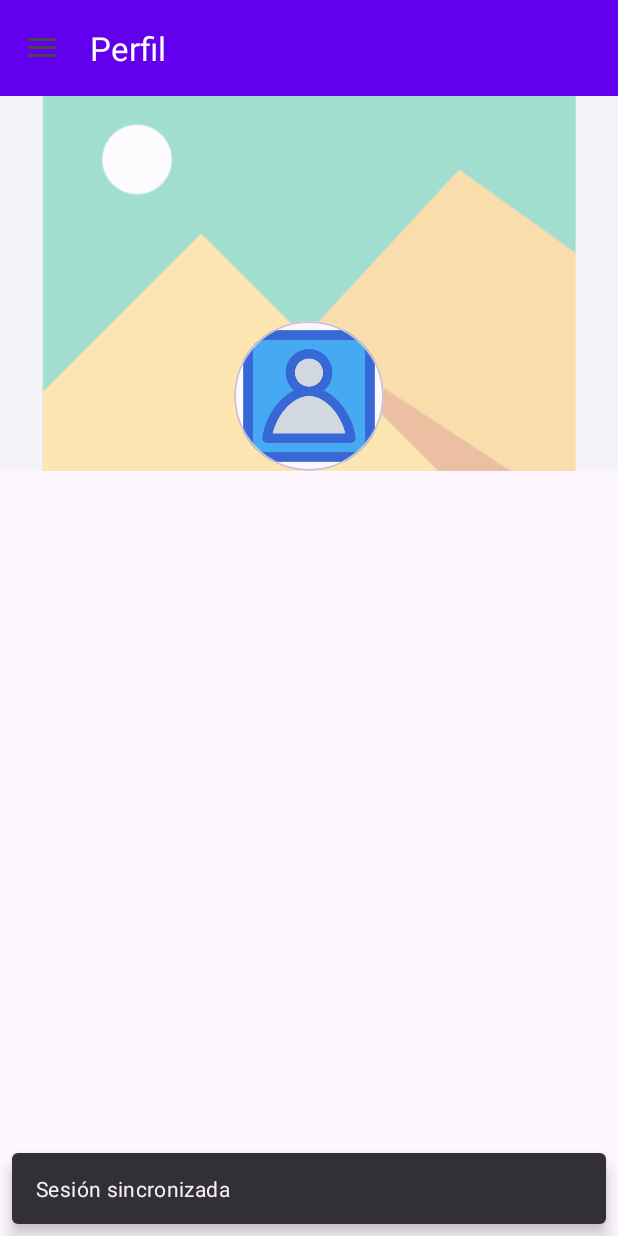
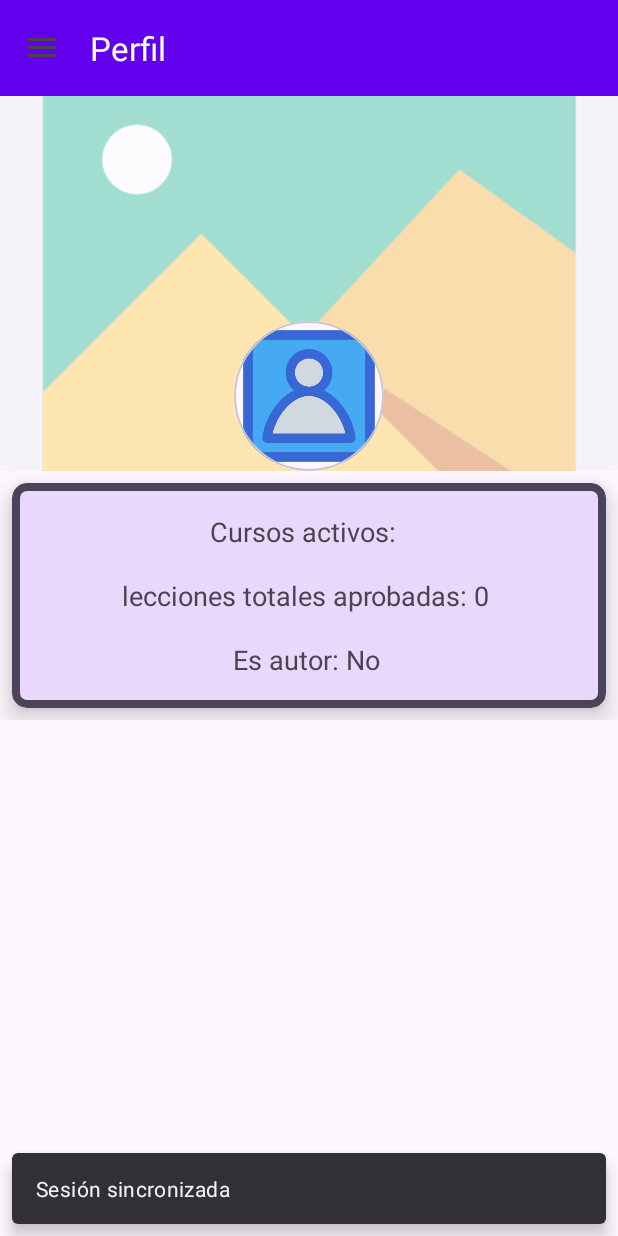
Before and after one commit to DavidAugustoHernandezMartin/escuela-arcade, an Android app: the ProfileFragment screen opened through its navigation route, on a phone screen of 412 x 824 dp. Run offline under Robolectric (Android 15) with nearby library versions, the phone set to English and light mode, and no system bars; our stand-ins replace Firebase (no records; nobody signed in at launch, a user with empty details on screens opened directly), data binding, navigation-ui; libraries missing offline, so code that uses them is left out: com.firebase.ui; pictures from the network do not load.

Commit message:
Finalización de perfil y  de estadíticas

```diff
--- a/app/src/main/java/augusto/hernandez/escuelaarcade/profile/ProfileFragment.kt
+++ b/app/src/main/java/augusto/hernandez/escuelaarcade/profile/ProfileFragment.kt
@@ -6,6 +6,7 @@ import android.view.View
 import android.view.ViewGroup
 import androidx.fragment.app.Fragment
 import androidx.fragment.app.activityViewModels
+import augusto.hernandez.escuelaarcade.R
 import augusto.hernandez.escuelaarcade.databinding.ProfileFragmentBinding
 import augusto.hernandez.escuelaarcade.model.AppViewModel
 
@@ -26,8 +27,26 @@ class ProfileFragment:Fragment() {
         val fragmentBinding = ProfileFragmentBinding.inflate(inflater, container, false)
         binding = fragmentBinding
         binding.lifecycleOwner = this
+        var activeCourses = ""
+        val isAuthor = if(viewModel.user.value!!.perfil!!.es_autor) "Sí" else "No"
+        var lessonQuantity = 0
+        var terminated: String
+        if (!viewModel.user.value!!.registros.isNullOrEmpty()) {
+
+            for (course in viewModel.user.value!!.registros!!) {
+                terminated = if (course.progreso.contains(0)){
+                    "no completado"
+                } else {
+                    "completado"
+                }
+                lessonQuantity += course.progreso.sum()
+                activeCourses += "${course.nombre} (${terminated}) "
+
+            }
+        }
         binding.apply {
             dataModel = viewModel
+            profileInput = getString(R.string.profile_contents,activeCourses,lessonQuantity.toString(),isAuthor)
         }
         return fragmentBinding.root
     }
--- a/app/src/main/res/layout/profile_fragment.xml
+++ b/app/src/main/res/layout/profile_fragment.xml
@@ -7,12 +7,17 @@
         <variable
             name="dataModel"
             type="augusto.hernandez.escuelaarcade.model.AppViewModel" />
+        <variable
+            name="profileInput"
+            type="String" />
     </data>
     <ScrollView
         android:layout_width="match_parent"
-        android:layout_height="match_parent">
-    <androidx.constraintlayout.widget.ConstraintLayout
-        android:layout_marginTop="?attr/actionBarSize"
+        android:layout_height="match_parent"
+        android:layout_marginTop="?attr/actionBarSize">
+    <LinearLayout
+        android:orientation="vertical"
+        android:id="@+id/mainStructure"
         android:layout_width="match_parent"
         android:layout_height="wrap_content">
 
@@ -21,12 +26,13 @@
             app:layout_constraintTop_toTopOf="parent"
             app:layout_constraintRight_toRightOf="parent"
             app:layout_constraintLeft_toLeftOf="parent"
+            app:layout_constraintBottom_toTopOf="@id/profileData"
             android:layout_width="match_parent"
             android:layout_height="wrap_content"
             android:minHeight="250dp">
 
             <ImageView
-                android:id="@+id/background_image"
+                android:id="@+id/backgroundPicture"
                 android:layout_width="0dp"
                 android:layout_height="0dp"
                 android:alpha="0.5"
@@ -35,6 +41,7 @@
                 android:src="@drawable/background"
                 app:layout_constraintBottom_toBottomOf="parent"
                 app:layout_constraintEnd_toEndOf="parent"
+                app:layout_constraintHorizontal_bias="0.0"
                 app:layout_constraintLeft_toLeftOf="parent"
                 app:layout_constraintRight_toRightOf="parent"
                 app:layout_constraintStart_toStartOf="parent"
@@ -74,7 +81,17 @@
 
         </androidx.constraintlayout.widget.ConstraintLayout>
 
+        <include
+            android:id="@+id/profileData"
+            layout="@layout/data_description_card_layout"
+            app:input="@{profileInput}"
 
-    </androidx.constraintlayout.widget.ConstraintLayout>
+            app:layout_constraintBottom_toBottomOf="parent"
+            app:layout_constraintTop_toBottomOf="@+id/profileFrameBackground"
+            app:layout_constraintRight_toRightOf="parent"
+            app:layout_constraintLeft_toLeftOf="parent"
+            tools:layout_editor_absoluteX="8dp" />
+
+    </LinearLayout>
     </ScrollView>
 </layout>
--- a/app/src/main/res/values/strings.xml
+++ b/app/src/main/res/values/strings.xml
@@ -36,7 +36,7 @@
     <string name="imagen_de_fondo">Imágen de fondo</string>
 
     <!-- Strings de datos obtenidos -->
-    <string name="stat_tab_contents"><b>Progreso:</b> 1%$s\n\n<b>Ultima leccion:</b> 1%$s\n\n<b>Maxima puntuacion obtenida:</b> 1%$s</string>
-    <string name="profile_contents"><b>Cursos activos:</b> 1%$s\n\n<b>lecciones totales aprobadas:</b> 1%$s\n\n<b>Es autor:</b> 1%$s</string>
+    <string name="stat_tab_contents"><b>Progreso:</b> %1$s \n\n<b>Ultima leccion:</b> %2$s \n\n<b>Maxima puntuacion obtenida:</b> %3$s</string>
+    <string name="profile_contents"><b>Cursos activos:</b> %1$s \n\n<b>lecciones totales aprobadas:</b> %2$s \n\n<b>Es autor:</b> %3$s </string>
 
 </resources>
```
Also changed, not shown: app/src/main/java/augusto/hernandez/escuelaarcade/statistics/StatsTab.kt (+6 -2 lines), app/src/main/res/layout/stats_tab_fragment.xml (+27 -15 lines).
